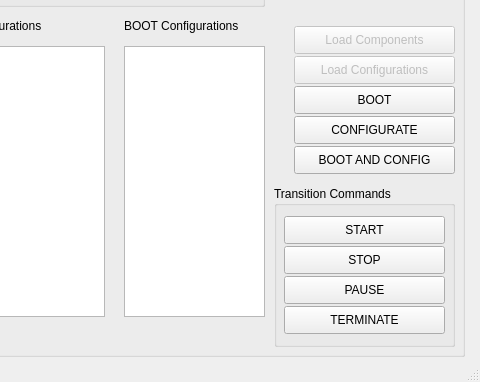
Above: artdaq-runcontrol/mainwindow.ui from ikatza/ArtDaq-RunControl-GUI before the change; both pictures show x 606 to 1086 and y 191 to 573 of the 1086 by 573 pixel window. Below: the same form after it.
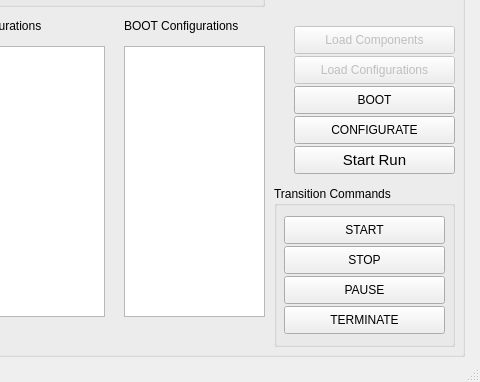
That is the form after the change.

Commit message: Implemented START RUN button to BOOT, CONFIGURE and START a run in a single click

```diff
--- a/artdaq-runcontrol/mainwindow.ui
+++ b/artdaq-runcontrol/mainwindow.ui
@@ -263,8 +263,13 @@
               <height>28</height>
             </rect>
           </property>
+     <property name="font">
+      <font>
+       <pointsize>11</pointsize>
+      </font>
+     </property>
           <property name="text">
-            <string>BOOT AND CONFIG</string>
+      <string>Start Run</string>
           </property>
         </widget>
         <widget class="QGroupBox" name="groupBox_3">
```
Left out of the diff: 2 changed lines with no effect on the pictures. Lines whose indentation alone changed are shown as unchanged. The commit also changes 7 other files.
